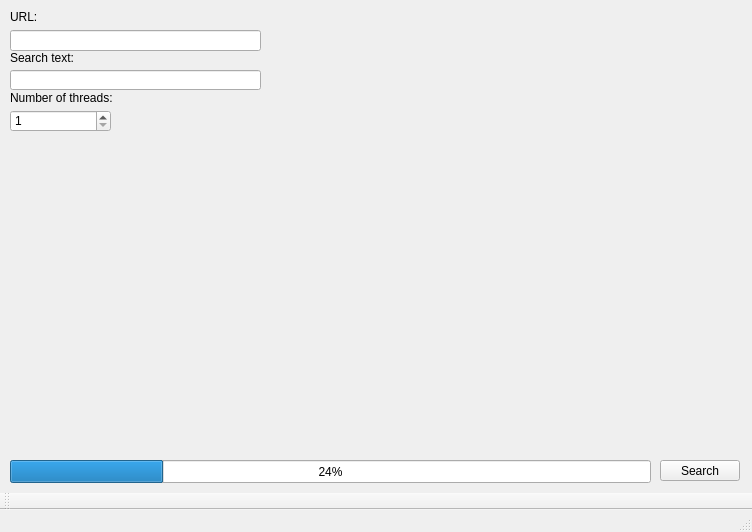
First picture: the form in mainwindow.ui, repository KingOfGerrit/url-parser, before the edit.
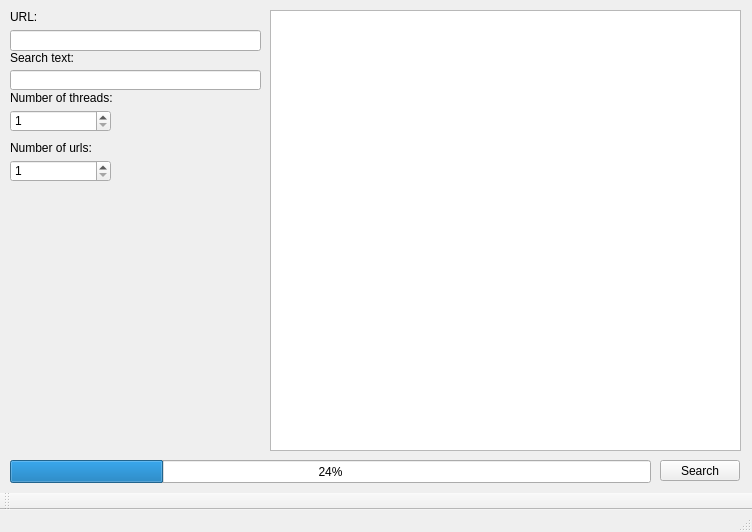
Second picture: the form after the edit.

The edit to the form file:
```diff
--- a/mainwindow.ui
+++ b/mainwindow.ui
@@ -112,6 +112,48 @@
      <number>1</number>
     </property>
    </widget>
+   <widget class="QLabel" name="label_4">
+    <property name="geometry">
+     <rect>
+      <x>10</x>
+      <y>140</y>
+      <width>111</width>
+      <height>16</height>
+     </rect>
+    </property>
+    <property name="text">
+     <string>&lt;html&gt;&lt;head/&gt;&lt;body&gt;&lt;p&gt;Number of urls:&lt;/p&gt;&lt;/body&gt;&lt;/html&gt;</string>
+    </property>
+   </widget>
+   <widget class="QSpinBox" name="spinBox_2">
+    <property name="geometry">
+     <rect>
+      <x>10</x>
+      <y>160</y>
+      <width>101</width>
+      <height>22</height>
+     </rect>
+    </property>
+    <property name="locale">
+     <locale language="English" country="UnitedStates"/>
+    </property>
+    <property name="minimum">
+     <number>1</number>
+    </property>
+   </widget>
+   <widget class="QTreeView" name="treeView">
+    <property name="geometry">
+     <rect>
+      <x>270</x>
+      <y>10</y>
+      <width>471</width>
+      <height>441</height>
+     </rect>
+    </property>
+    <property name="editTriggers">
+     <set>QAbstractItemView::NoEditTriggers</set>
+    </property>
+   </widget>
   </widget>
   <widget class="QToolBar" name="mainToolBar">
    <attribute name="toolBarArea">
```
